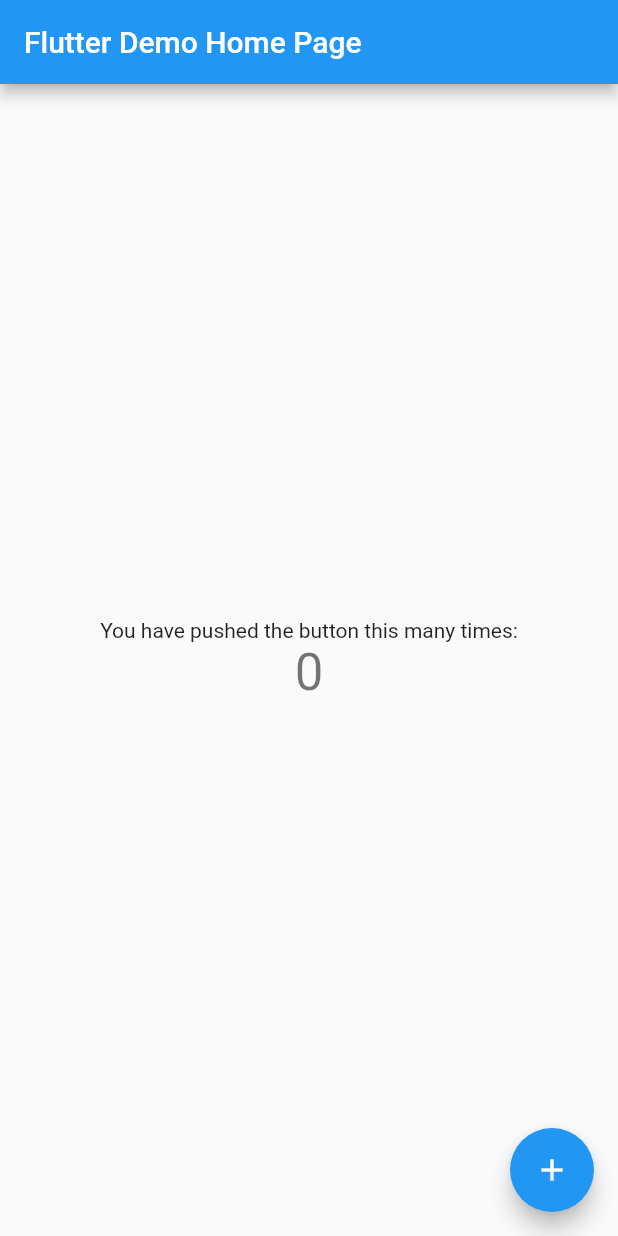
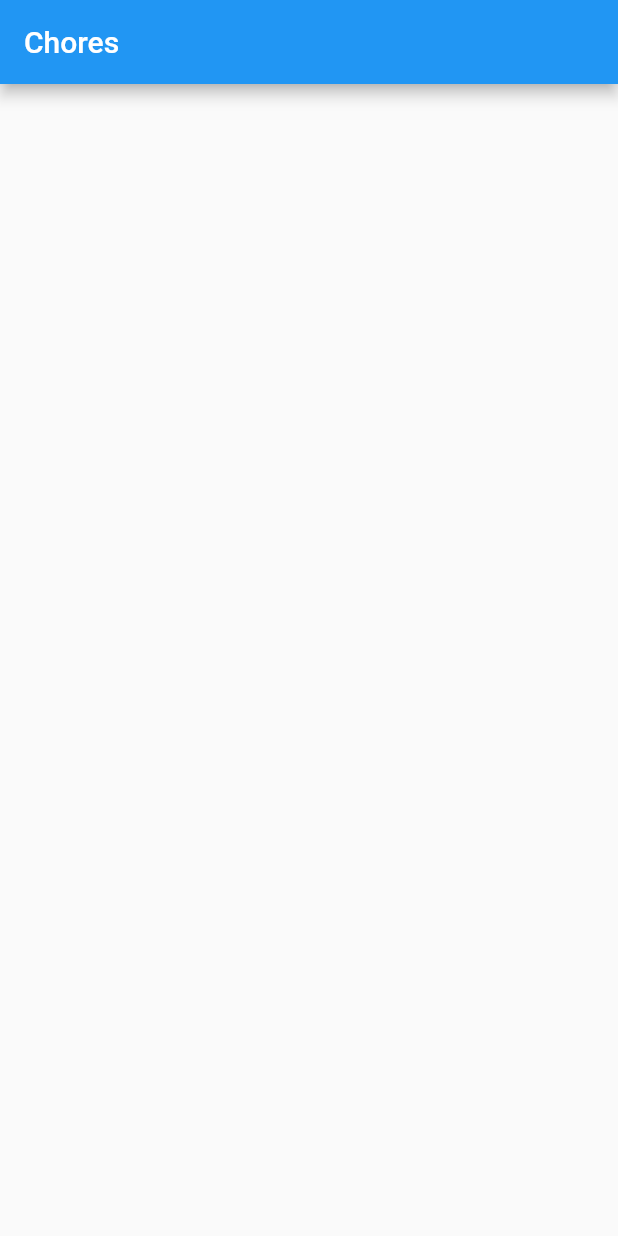
Before and after one commit to vaclav-vesely/chores, a Flutter app: the screen it shows after launch, on a phone screen of 412 x 824 dp. Run offline on Flutter 3.47's test engine with Material 2 defaults, Android fonts, the phone set to English and light mode, and no system bars.

Commit message:
Removed template code

```diff
--- a/lib/main.dart
+++ b/lib/main.dart
@@ -1,115 +1,33 @@
 import 'package:flutter/material.dart';
 
 void main() {
-  runApp(const MyApp());
+  runApp(const ChoresApp());
 }
 
-class MyApp extends StatelessWidget {
-  const MyApp({Key? key}) : super(key: key);
+class ChoresApp extends StatelessWidget {
+  const ChoresApp({Key? key}) : super(key: key);
 
-  // This widget is the root of your application.
   @override
   Widget build(BuildContext context) {
     return MaterialApp(
-      title: 'Flutter Demo',
+      title: 'Chores',
       theme: ThemeData(
-        // This is the theme of your application.
-        //
-        // Try running your application with "flutter run". You'll see the
-        // application has a blue toolbar. Then, without quitting the app, try
-        // changing the primarySwatch below to Colors.green and then invoke
-        // "hot reload" (press "r" in the console where you ran "flutter run",
-        // or simply save your changes to "hot reload" in a Flutter IDE).
-        // Notice that the counter didn't reset back to zero; the application
-        // is not restarted.
         primarySwatch: Colors.blue,
       ),
-      home: const MyHomePage(title: 'Flutter Demo Home Page'),
+      home: const HomePage(),
     );
   }
 }
 
-class MyHomePage extends StatefulWidget {
-  const MyHomePage({Key? key, required this.title}) : super(key: key);
-
-  // This widget is the home page of your application. It is stateful, meaning
-  // that it has a State object (defined below) that contains fields that affect
-  // how it looks.
-
-  // This class is the configuration for the state. It holds the values (in this
-  // case the title) provided by the parent (in this case the App widget) and
-  // used by the build method of the State. Fields in a Widget subclass are
-  // always marked "final".
-
-  final String title;
-
-  @override
-  State<MyHomePage> createState() => _MyHomePageState();
-}
-
-class _MyHomePageState extends State<MyHomePage> {
-  int _counter = 0;
-
-  void _incrementCounter() {
-    setState(() {
-      // This call to setState tells the Flutter framework that something has
-      // changed in this State, which causes it to rerun the build method below
-      // so that the display can reflect the updated values. If we changed
-      // _counter without calling setState(), then the build method would not be
-      // called again, and so nothing would appear to happen.
-      _counter++;
-    });
-  }
+class HomePage extends StatelessWidget {
+  const HomePage({Key? key}) : super(key: key);
 
   @override
   Widget build(BuildContext context) {
-    // This method is rerun every time setState is called, for instance as done
-    // by the _incrementCounter method above.
-    //
-    // The Flutter framework has been optimized to make rerunning build methods
-    // fast, so that you can just rebuild anything that needs updating rather
-    // than having to individually change instances of widgets.
     return Scaffold(
       appBar: AppBar(
-        // Here we take the value from the MyHomePage object that was created by
-        // the App.build method, and use it to set our appbar title.
-        title: Text(widget.title),
+        title: const Text('Chores'),
       ),
-      body: Center(
-        // Center is a layout widget. It takes a single child and positions it
-        // in the middle of the parent.
-        child: Column(
-          // Column is also a layout widget. It takes a list of children and
-          // arranges them vertically. By default, it sizes itself to fit its
-          // children horizontally, and tries to be as tall as its parent.
-          //
-          // Invoke "debug painting" (press "p" in the console, choose the
-          // "Toggle Debug Paint" action from the Flutter Inspector in Android
-          // Studio, or the "Toggle Debug Paint" command in Visual Studio Code)
-          // to see the wireframe for each widget.
-          //
-          // Column has various properties to control how it sizes itself and
-          // how it positions its children. Here we use mainAxisAlignment to
-          // center the children vertically; the main axis here is the vertical
-          // axis because Columns are vertical (the cross axis would be
-          // horizontal).
-          mainAxisAlignment: MainAxisAlignment.center,
-          children: <Widget>[
-            const Text(
-              'You have pushed the button this many times:',
-            ),
-            Text(
-              '$_counter',
-              style: Theme.of(context).textTheme.headline4,
-            ),
-          ],
-        ),
-      ),
-      floatingActionButton: FloatingActionButton(
-        onPressed: _incrementCounter,
-        tooltip: 'Increment',
-        child: const Icon(Icons.add),
-      ), // This trailing comma makes auto-formatting nicer for build methods.
     );
   }
 }
```
Also changed, not shown: 2 other files.
